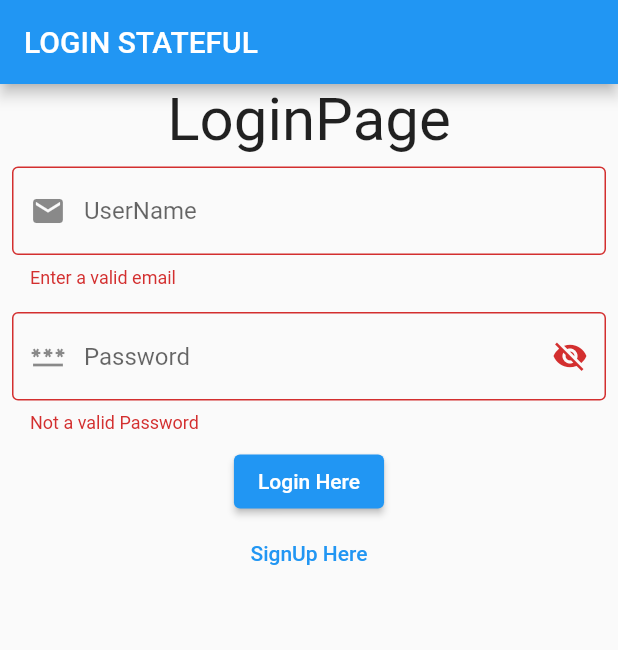
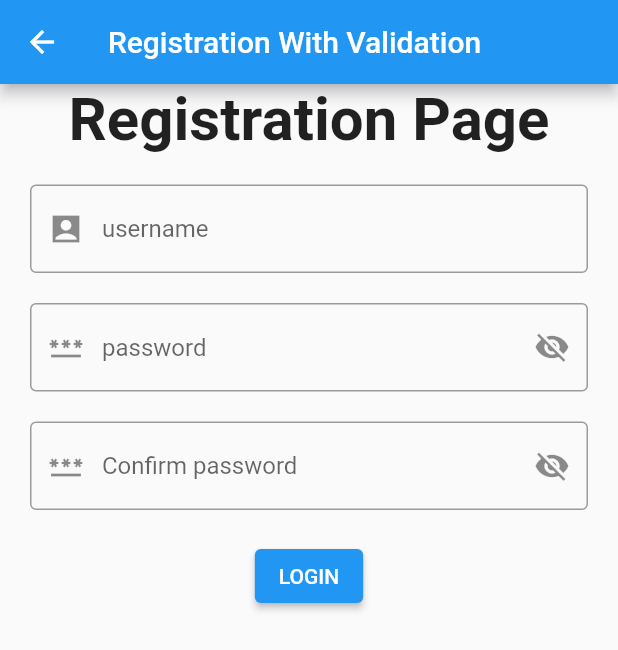
Before and after one commit to sreedeviluminar/my_prroject, a Flutter app: the LoginPage2 screen opened directly, after a tap on "Login Here", after a tap on "SignUp Here", on a phone screen of 412 x 824 dp. Shown: the top 650 px of the screen. Run offline on Flutter 3.47's test engine with Material 2 defaults, Android fonts, the phone set to English and light mode, and no system bars; our stand-ins replace device_preview, fluttertoast, google_fonts.

Commit message:
initial commit

```diff
--- a/lib/main.dart
+++ b/lib/main.dart
@@ -3,6 +3,7 @@ import 'dart:async';
 import 'package:flutter/material.dart';
 import 'package:google_fonts/google_fonts.dart';
 import 'package:my_prroject/statefulLogin.dart';
+import 'home.dart';
 import 'statelessloginPage.dart';
 
 void main() {
@@ -19,8 +20,8 @@ class _MyAppState extends State<MyApp> {
 
   @override
   void initState() {
-    Timer(Duration(seconds: 2), () {
-      Navigator.of(context).pushReplacement(MaterialPageRoute(builder: (context)=>LoginPage2()));
+    Timer(Duration(seconds: 1), () {
+      Navigator.of(context).pushReplacement(MaterialPageRoute(builder: (context)=>HomePage()));
     });
     super.initState();
   }
--- /dev/null
+++ b/lib/registration.dart
@@ -0,0 +1,140 @@
+import 'package:device_preview/device_preview.dart';
+import 'package:flutter/foundation.dart';
+import 'package:flutter/material.dart';
+import 'package:fluttertoast/fluttertoast.dart';
+import 'package:my_prroject/statefulLogin.dart';
+
+
+class RegistrationPage extends StatefulWidget {
+  @override
+  State<RegistrationPage> createState() => _RegistrationPageState();
+}
+
+class _RegistrationPageState extends State<RegistrationPage> {
+  var formkey = GlobalKey<FormState>();
+
+  var showpass = true;
+
+  var showpass2 = true;
+
+  var confirmpassword;// to store password from password field
+
+  @override
+  Widget build(BuildContext context) {
+    return Scaffold(
+      appBar: AppBar(
+        title: const Text("Registration With Validation"),
+      ),
+      body: Form(
+        key: formkey,
+        child: Column(
+          children: [
+            const Text(
+              "Registration Page",
+              style: TextStyle(fontSize: 40, fontWeight: FontWeight.bold),
+            ),
+            Padding(
+              padding: const EdgeInsets.only(
+                  right: 20, left: 20, top: 20, bottom: 20),
+              child: TextFormField(
+                decoration: const InputDecoration(
+                  hintText: 'username',
+                    prefixIcon: Icon(Icons.account_box_sharp),
+                    border: OutlineInputBorder()),
+                validator: (username) {
+                  if (username!.isEmpty || !username.contains('@')) {
+                    return 'Enter a Valid email';
+                  } else {
+                    return null;
+                  }
+                },
+              ),
+            ),
+            Padding(
+              padding: const EdgeInsets.only(right: 20, left: 20, bottom: 20),
+              child: TextFormField(
+                obscureText: showpass,
+                obscuringCharacter: '*',
+                decoration: InputDecoration(
+                  hintText: "password",
+                    prefixIcon: Icon(Icons.password),
+                    suffixIcon: IconButton(
+                        onPressed: () {
+                          setState(() {
+                            if (showpass) {
+                              showpass = false;
+                            } else {
+                              showpass = true;
+                            }
+                          });
+                        },
+                        icon: Icon(showpass == true
+                            ? Icons.visibility_off
+                            : Icons.visibility)),
+                    border: OutlineInputBorder()),
+                validator: (password) {
+                  confirmpassword = password;
+                  if (password!.isEmpty || password.length < 6) {
+                    return 'Not a valid password';
+                  } else {
+                    return null;
+                  }
+                },
+              ),
+            ),
+            Padding(
+              padding: const EdgeInsets.only(right: 20, left: 20, bottom: 20),
+              child: TextFormField(
+                obscureText: showpass2,
+                obscuringCharacter: '*',
+                decoration: InputDecoration(
+                  hintText: 'Confirm password',
+                    prefixIcon: Icon(Icons.password),
+                    suffixIcon: IconButton(
+                        onPressed: () {
+                          setState(() {
+                            if (showpass2) {
+                              showpass2 = false;
+                            } else {
+                              showpass2 = true;
+                            }
+                          });
+                        },
+                        icon: Icon(showpass2 == true
+                            ? Icons.visibility_off
+                            : Icons.visibility)),
+                    border: OutlineInputBorder()),
+                validator: (cpassword) {
+                  if (cpassword!.isEmpty || cpassword.length < 6 || confirmpassword != cpassword) {
+                    return 'Not  valid  or password mismatch';
+                  } else {
+                    return null;
+                  }
+                },
+              ),
+            ),
+            ElevatedButton(
+                onPressed: () {
+                  final valid = formkey.currentState!.validate();
+                  if (valid) {
+                    Navigator.of(context).push(
+                        MaterialPageRoute(builder: (context) => LoginPage2()));
+                  } else {
+                    Fluttertoast.showToast(
+                        msg: "Login Failed",
+                        toastLength: Toast.LENGTH_SHORT,
+                        gravity: ToastGravity.CENTER_RIGHT,
+                        //timeInSecForIosWeb: 1,
+                        backgroundColor: Colors.red,
+                        textColor: Colors.white,
+                        fontSize: 16.0
+                    );
+                  }
+                },
+                child: const Text("LOGIN"))
+          ],
+        ),
+      ),
+    );
+  }
+}
--- a/lib/statefulLogin.dart
+++ b/lib/statefulLogin.dart
@@ -1,6 +1,7 @@
 import 'package:flutter/material.dart';
 import 'package:fluttertoast/fluttertoast.dart';
 import 'package:my_prroject/home.dart';
+import 'package:my_prroject/registration.dart';
 
 class LoginPage2 extends StatefulWidget {
   const LoginPage2({Key? key}) : super(key: key);
@@ -48,7 +49,7 @@ class _LoginPage2State extends State<LoginPage2> {
               padding: const EdgeInsets.all(8.0),
               child: TextFormField(
                 obscureText: showpwd,
-                //obscuringCharacter: '*',
+                obscuringCharacter: '#',
                 decoration: InputDecoration(
                     hintText: "Password",
                     border: OutlineInputBorder(),
@@ -66,7 +67,6 @@ class _LoginPage2State extends State<LoginPage2> {
                         icon: Icon(showpwd == true
                             ? Icons.visibility_off
                             : Icons.visibility))),
-
                 validator: (password) {
                   if (password!.isEmpty || password.length < 6) {
                     return 'Not a valid Password';
@@ -94,7 +94,16 @@ class _LoginPage2State extends State<LoginPage2> {
                   }
                 },
                 child: const Text("Login Here")),
-            TextButton(onPressed: () {}, child: const Text("SignUp Here")),
+            SizedBox(
+              height: 20,
+            ),
+            TextButton(
+                onPressed: () {
+                  Navigator.of(context).push(MaterialPageRoute(
+                      builder: (context) => RegistrationPage()));
+                },
+                child: const Text("SignUp Here")),
+
           ],
         ),
       ),
```
Also changed, not shown: lib/home.dart (+50 -2 lines).
